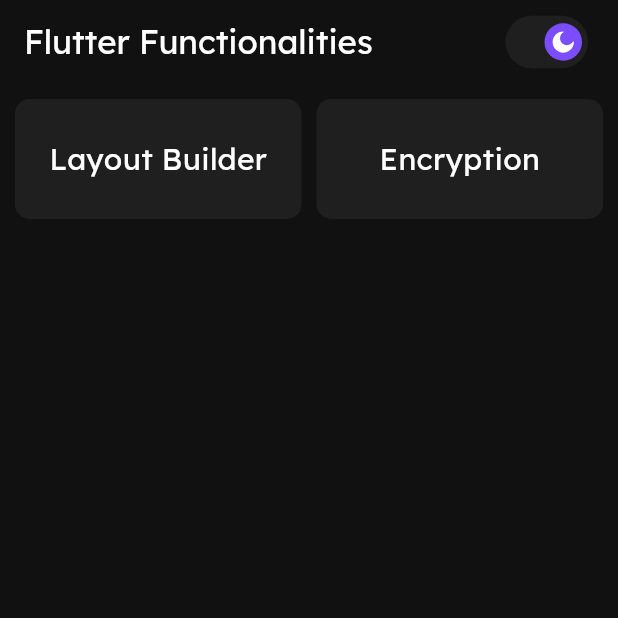
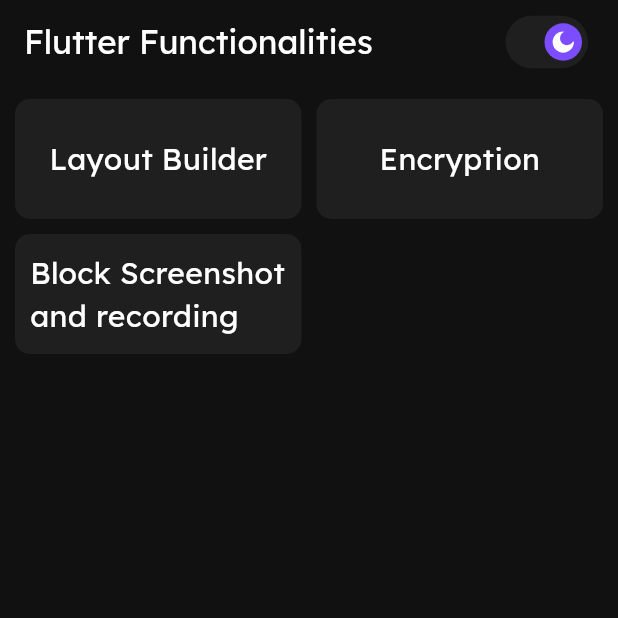
Before and after one commit to rane-siddhesh/flutter_functionalities, a Flutter app: the screen it shows after launch, on a phone screen of 412 x 824 dp, the top half of it. Run offline on Flutter 3.47's test engine with Material 3 defaults, Android fonts, the phone set to English and light mode, and no system bars; drawn by our look-alikes of flutter_switch; our stand-ins replace flutter_riverpod, flutter_svg, google_fonts; missing offline and left inert: encrypt, no_screenshot.

Commit message:
No screenshot and screen recording

```diff
--- a/lib/dashboard.dart
+++ b/lib/dashboard.dart
@@ -4,6 +4,7 @@
 import 'package:flutter_switch/flutter_switch.dart';
 import 'package:layout_builder/encryption_demo.dart';
 import 'package:layout_builder/layout_builder_demo.dart';
+import 'package:layout_builder/no_screenshot.dart';
 import 'package:layout_builder/notifier/theme_notifier.dart';
 
 class Dashboard extends ConsumerStatefulWidget {
@@ -14,7 +15,11 @@
 }
 
 class _DashboardState extends ConsumerState<Dashboard> {
-  final items = ['Layout Builder', 'Encryption'];
+  final items = [
+    'Layout Builder',
+    'Encryption',
+    'Block Screenshot and recording',
+  ];
 
   @override
   Widget build(BuildContext context) {
@@ -52,7 +57,7 @@
         color: Color(0Xff111111),
         child: GridView(
           gridDelegate: SliverGridDelegateWithFixedCrossAxisCount(
-            crossAxisCount: items.length,
+            crossAxisCount: 2,
             mainAxisSpacing: 10,
             crossAxisSpacing: 10,
             mainAxisExtent: 80,
@@ -66,6 +71,8 @@
                     destination = LayoutBuilderDemo();
                   case 1:
                     destination = EncryptionDemo();
+                  case 2:
+                    destination = NoScreenshotDemo();
                 }
                 Navigator.push(
                   context,
--- a/pubspec.yaml
+++ b/pubspec.yaml
@@ -41,6 +41,7 @@
   flutter_switch: ^0.3.2
   flutter_svg: ^2.2.4
   flutter_riverpod: ^3.3.1
+  no_screenshot: ^1.1.0
 
 dev_dependencies:
   flutter_test:
```
Also changed, not shown: lib/no_screenshot.dart (added, +55 -0 lines), pubspec.lock, 2 other files.
